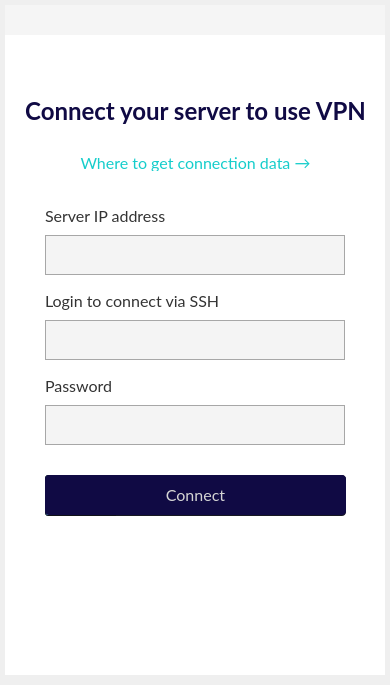
The window that client/ui/mainwindow.ui (amnezia-vpn/amnezia-client) describes before a commit, drawn with Qt 5.
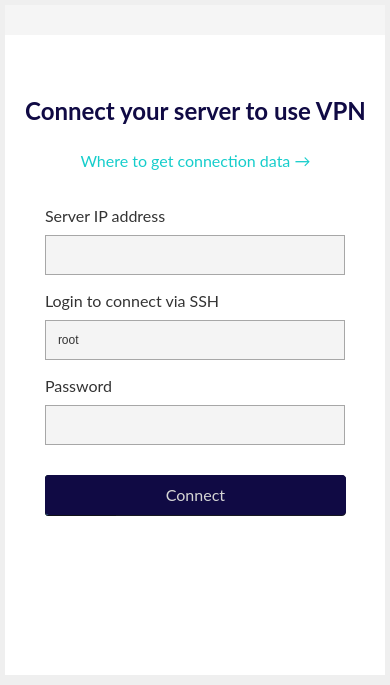
The same window after the commit. Icons and pictures are not drawn. Custom widgets are drawn as their Qt base class.

```diff
--- a/client/ui/mainwindow.ui
+++ b/client/ui/mainwindow.ui
@@ -618,7 +618,7 @@
 color: #333333;</string>
        </property>
        <property name="text">
-        <string/>
+        <string>root</string>
        </property>
       </widget>
       <widget class="QLineEdit" name="lineEdit_new_server_password">
@@ -684,9 +684,9 @@
        <property name="geometry">
         <rect>
          <x>50</x>
-         <y>120</y>
+         <y>115</y>
          <width>281</width>
-         <height>16</height>
+         <height>21</height>
         </rect>
        </property>
        <property name="styleSheet">
```
Left out of the diff: 26 changed lines with no effect on the pictures.
